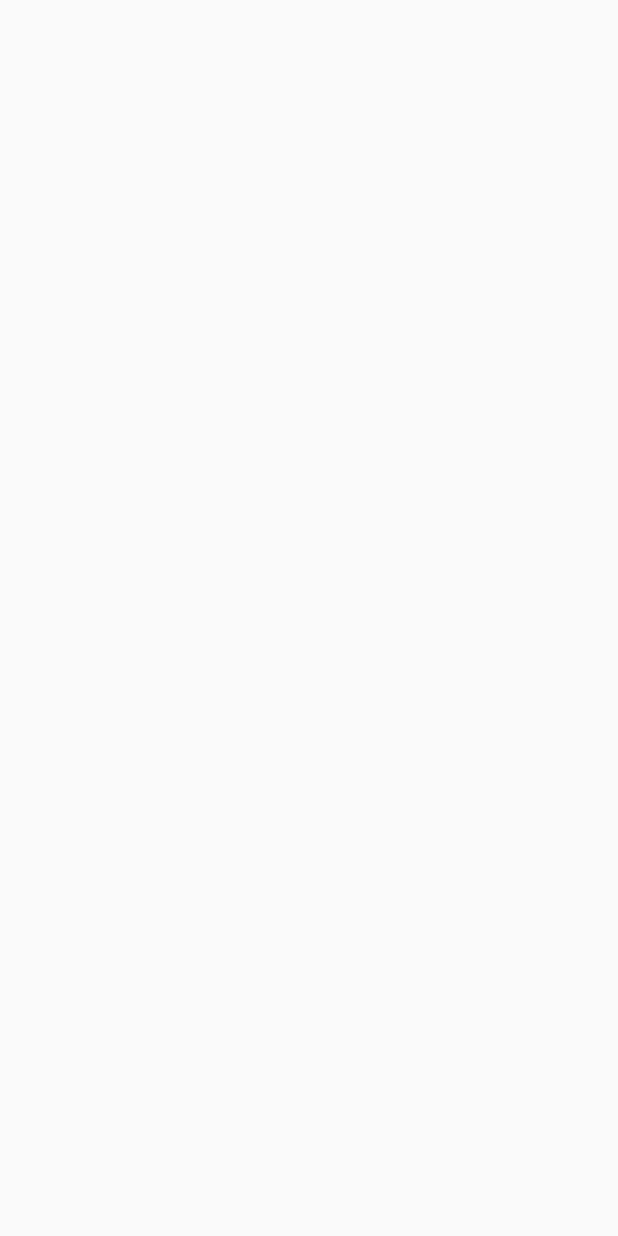
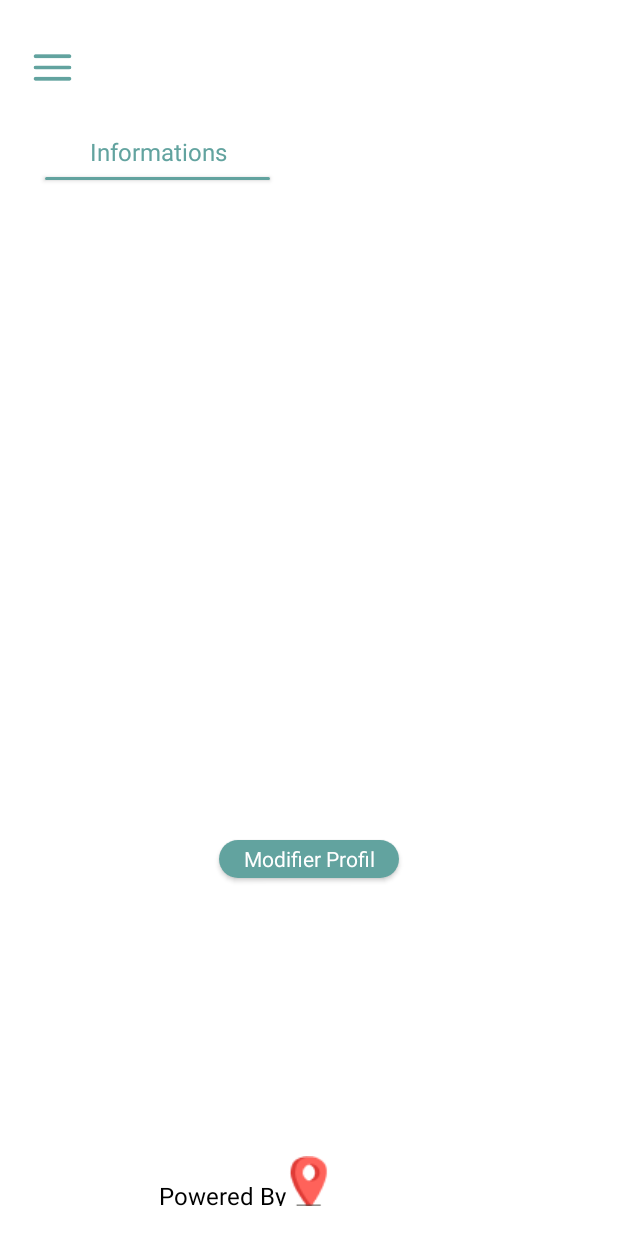
Before and after one commit to nouhelion/Transport_Employee, an Android app: the informations_employee screen opened directly, with no data from a screen before it, on a phone screen of 412 x 824 dp. Before the commit the screen is empty. Run offline under Robolectric (Android 15) with nearby library versions, the phone set to English and light mode, and no system bars.

Commit message:
profil nav bar

```diff
--- a/app/src/main/res/layout/activity_informations_employee.xml
+++ b/app/src/main/res/layout/activity_informations_employee.xml
@@ -4,6 +4,82 @@
     xmlns:tools="http://schemas.android.com/tools"
     android:layout_width="match_parent"
     android:layout_height="match_parent"
+    android:background="@color/white"
     tools:context=".informations_employee">
 
+    <ImageView
+        android:id="@+id/menu"
+        android:layout_width="30dp"
+        android:layout_height="50dp"
+        android:layout_marginTop="20dp"
+        android:layout_marginStart="20dp"
+        android:contentDescription="@string/menu"
+        android:src="@drawable/menu"
+        app:layout_constraintStart_toStartOf="parent"
+        app:layout_constraintTop_toTopOf="parent"
+        tools:ignore="ImageContrastCheck" />
+
+    <Button
+        android:id="@+id/cont"
+        android:layout_width="120dp"
+        android:layout_height="25dp"
+        android:layout_marginTop="440dp"
+        android:background="@drawable/button"
+        android:text="@string/modifier_pr"
+        android:textAppearance="@style/continuer"
+        app:layout_constraintEnd_toEndOf="parent"
+        app:layout_constraintStart_toStartOf="parent"
+        app:layout_constraintTop_toBottomOf="@+id/bar"
+        tools:ignore="TextContrastCheck,TouchTargetSizeCheck" />
+
+    <TextView
+        android:id="@+id/infos"
+        android:layout_width="100dp"
+        android:layout_height="18dp"
+        android:layout_marginStart="60dp"
+        android:layout_marginTop="20dp"
+        android:text="@string/information"
+        android:textAppearance="@style/trajet_en_c"
+        app:layout_constraintStart_toStartOf="parent"
+        app:layout_constraintTop_toBottomOf="@+id/menu" />
+
+
+    <Button
+        android:id="@+id/bar"
+        android:layout_width="150dp"
+        android:layout_height="2dp"
+        android:layout_marginTop="10dp"
+        android:layout_marginStart="30dp"
+        android:background="@drawable/line"
+        app:layout_constraintStart_toStartOf="parent"
+        app:layout_constraintTop_toBottomOf="@+id/infos"
+        tools:ignore="SpeakableTextPresentCheck,TouchTargetSizeCheck" />
+
+
+
+
+    <ImageView
+        android:id="@+id/loc"
+        android:layout_width="71dp"
+        android:layout_height="33dp"
+        android:layout_marginBottom="20dp"
+        android:src="@drawable/location"
+        app:layout_constraintBottom_toBottomOf="parent"
+        app:layout_constraintEnd_toEndOf="parent"
+        app:layout_constraintStart_toStartOf="parent"
+        tools:ignore="ImageContrastCheck"
+        android:contentDescription="@string/local" />
+
+    <TextView
+        android:id="@+id/pow"
+        android:text="@string/powered_by"
+        android:textAppearance="@style/powered_by"
+        app:layout_constraintBottom_toBottomOf="parent"
+        android:layout_marginBottom="20dp"
+        android:layout_marginEnd="100dp"
+        app:layout_constraintStart_toStartOf="parent"
+        app:layout_constraintEnd_toEndOf="parent"
+        android:layout_width="100dp"
+        android:layout_height="18dp"/>
+
 </androidx.constraintlayout.widget.ConstraintLayout>
--- a/app/src/main/res/values/strings.xml
+++ b/app/src/main/res/values/strings.xml
@@ -27,6 +27,8 @@
     <string name="r_clamation">Réclamations</string>
     <string name="information">Informations</string>
     <string name="acceuil">Acceuil</string>
+    <string name="modifier_pr">Modifier Profil</string>
+
 
 
 </resources>
```
